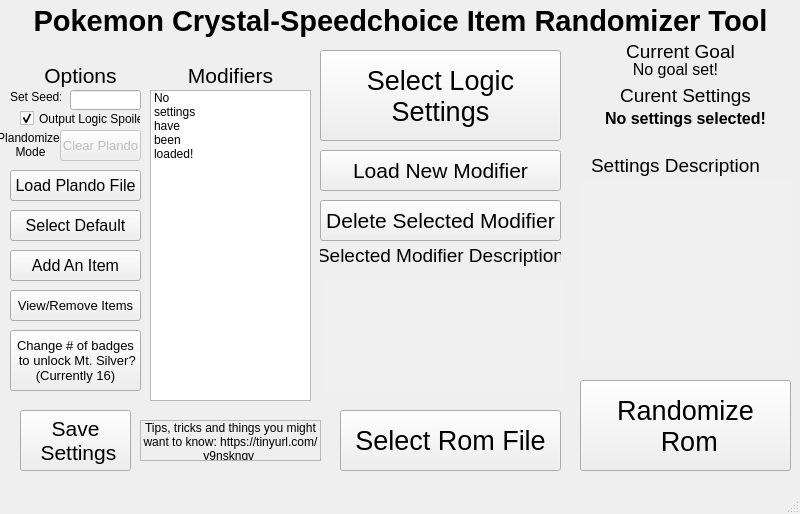
First picture: the form in QTGUIDesign.ui, repository erudnick-cohen/Pokemon-Crystal-Item-Randomizer, before the edit.
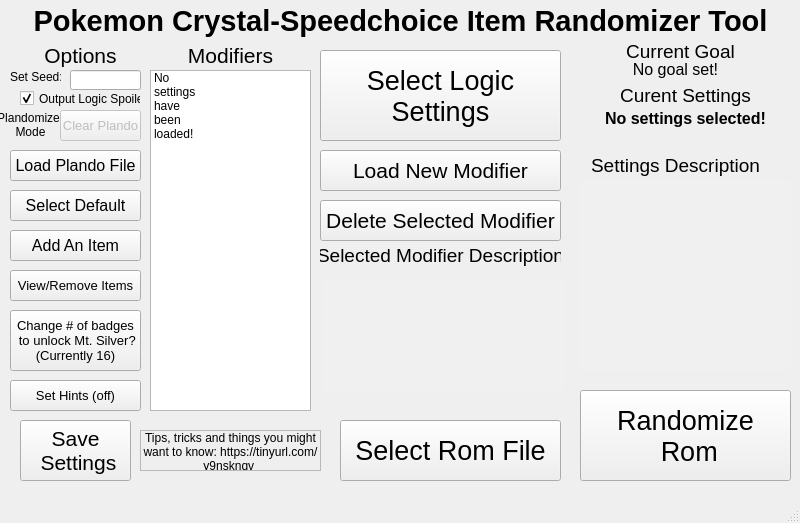
Second picture: the form after the edit.

Commit message: update GUI for hints and also handling a user trying to set a badge requirement of zero

What changed in the file:
```diff
--- a/QTGUIDesign.ui
+++ b/QTGUIDesign.ui
@@ -7,7 +7,7 @@
     <x>0</x>
     <y>0</y>
     <width>800</width>
-    <height>514</height>
+    <height>523</height>
    </rect>
   </property>
   <property name="windowTitle">
@@ -18,7 +18,7 @@
     <property name="geometry">
      <rect>
       <x>580</x>
-      <y>380</y>
+      <y>390</y>
       <width>211</width>
       <height>91</height>
      </rect>
@@ -37,7 +37,7 @@
     <property name="geometry">
      <rect>
       <x>340</x>
-      <y>410</y>
+      <y>420</y>
       <width>221</width>
       <height>61</height>
      </rect>
@@ -81,7 +81,7 @@
     <property name="geometry">
      <rect>
       <x>0</x>
-      <y>60</y>
+      <y>40</y>
       <width>161</width>
       <height>31</height>
      </rect>
@@ -102,7 +102,7 @@
     <property name="geometry">
      <rect>
       <x>170</x>
-      <y>100</y>
+      <y>80</y>
       <width>161</width>
       <height>31</height>
      </rect>
@@ -210,7 +210,7 @@
     <property name="geometry">
      <rect>
       <x>150</x>
-      <y>60</y>
+      <y>40</y>
       <width>161</width>
       <height>31</height>
      </rect>
@@ -231,9 +231,9 @@
     <property name="geometry">
      <rect>
       <x>150</x>
-      <y>90</y>
+      <y>70</y>
       <width>161</width>
-      <height>311</height>
+      <height>341</height>
      </rect>
     </property>
     <item>
@@ -349,7 +349,7 @@
     <property name="geometry">
      <rect>
       <x>20</x>
-      <y>110</y>
+      <y>90</y>
       <width>121</width>
       <height>17</height>
      </rect>
@@ -386,7 +386,7 @@
     <property name="geometry">
      <rect>
       <x>20</x>
-      <y>410</y>
+      <y>420</y>
       <width>111</width>
       <height>61</height>
      </rect>
@@ -405,7 +405,7 @@
     <property name="geometry">
      <rect>
       <x>70</x>
-      <y>90</y>
+      <y>70</y>
       <width>71</width>
       <height>20</height>
      </rect>
@@ -418,7 +418,7 @@
     <property name="geometry">
      <rect>
       <x>10</x>
-      <y>90</y>
+      <y>70</y>
       <width>51</width>
       <height>16</height>
      </rect>
@@ -434,7 +434,7 @@
     <property name="geometry">
      <rect>
       <x>140</x>
-      <y>420</y>
+      <y>430</y>
       <width>181</width>
       <height>41</height>
      </rect>
@@ -577,7 +577,7 @@
       <x>580</x>
       <y>180</y>
       <width>211</width>
-      <height>181</height>
+      <height>191</height>
      </rect>
     </property>
     <property name="palette">
@@ -698,7 +698,7 @@
     <property name="geometry">
      <rect>
       <x>0</x>
-      <y>129</y>
+      <y>109</y>
       <width>61</width>
       <height>31</height>
      </rect>
@@ -717,7 +717,7 @@
     <property name="geometry">
      <rect>
       <x>10</x>
-      <y>170</y>
+      <y>150</y>
       <width>131</width>
       <height>31</height>
      </rect>
@@ -738,7 +738,7 @@
     <property name="geometry">
      <rect>
       <x>60</x>
-      <y>130</y>
+      <y>110</y>
       <width>81</width>
       <height>31</height>
      </rect>
@@ -756,7 +756,7 @@
     <property name="geometry">
      <rect>
       <x>10</x>
-      <y>210</y>
+      <y>190</y>
       <width>131</width>
       <height>31</height>
      </rect>
@@ -774,7 +774,7 @@
     <property name="geometry">
      <rect>
       <x>10</x>
-      <y>250</y>
+      <y>230</y>
       <width>131</width>
       <height>31</height>
      </rect>
@@ -792,7 +792,7 @@
     <property name="geometry">
      <rect>
       <x>10</x>
-      <y>290</y>
+      <y>270</y>
       <width>131</width>
       <height>31</height>
      </rect>
@@ -810,7 +810,7 @@
     <property name="geometry">
      <rect>
       <x>10</x>
-      <y>330</y>
+      <y>310</y>
       <width>131</width>
       <height>61</height>
      </rect>
@@ -826,6 +826,24 @@
 (Currently 16)</string>
     </property>
    </widget>
+   <widget class="QPushButton" name="HintButton">
+    <property name="geometry">
+     <rect>
+      <x>10</x>
+      <y>380</y>
+      <width>131</width>
+      <height>31</height>
+     </rect>
+    </property>
+    <property name="font">
+     <font>
+      <pointsize>10</pointsize>
+     </font>
+    </property>
+    <property name="text">
+     <string>Set Hints (off)</string>
+    </property>
+   </widget>
   </widget>
   <widget class="QMenuBar" name="menubar">
    <property name="geometry">
```
The commit also changes 2 other files.
